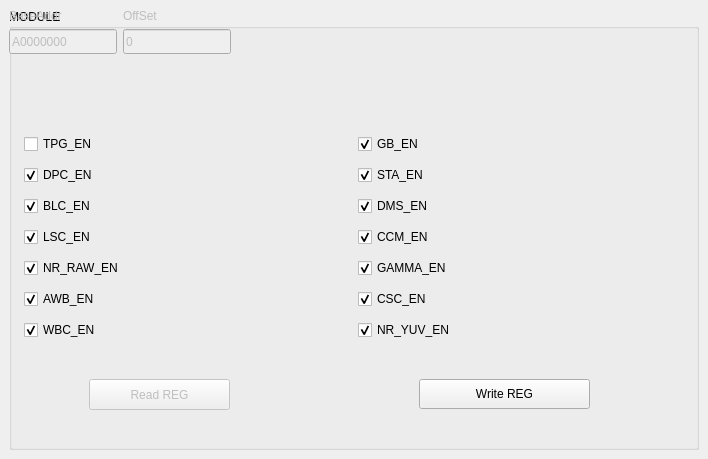
Before: the Qt Designer form Link_tab/enable_tab.ui in HuJingwen1211/MCISP, drawn with Qt 5.
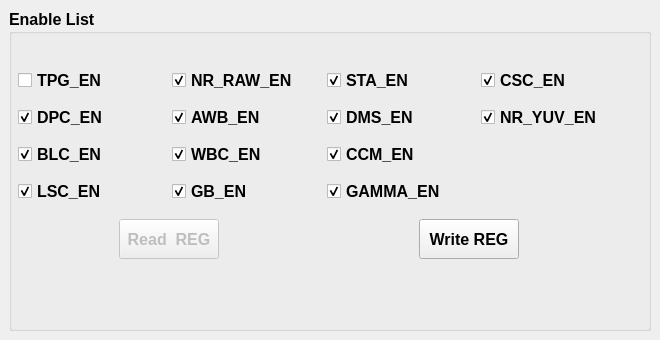
After: the same form once the commit is applied.

The edit to the form file:
```diff
--- a/Link_tab/enable_tab.ui
+++ b/Link_tab/enable_tab.ui
@@ -6,288 +6,318 @@
    <rect>
     <x>0</x>
     <y>0</y>
-    <width>708</width>
-    <height>459</height>
+    <width>660</width>
+    <height>340</height>
    </rect>
   </property>
+  <property name="minimumSize">
+   <size>
+    <width>660</width>
+    <height>340</height>
+   </size>
+  </property>
   <property name="windowTitle">
    <string>MainWindow</string>
   </property>
   <widget class="QWidget" name="centralwidget">
-   <layout class="QVBoxLayout" name="verticalLayout">
-    <item>
-     <widget class="QGroupBox" name="groupBox">
+   <layout class="QGridLayout" name="gridLayout_2">
+    <item row="0" column="0">
+     <widget class="QGroupBox" name="groupBox_2">
+      <property name="font">
+       <font>
+        <pointsize>12</pointsize>
+        <bold>true</bold>
+       </font>
+      </property>
       <property name="title">
-       <string>MODULE</string>
+       <string>Enable List</string>
       </property>
+      <widget class="QPushButton" name="cfg_btn_2">
+       <property name="enabled">
+        <bool>false</bool>
+       </property>
+       <property name="geometry">
+        <rect>
+         <x>110</x>
+         <y>210</y>
+         <width>100</width>
+         <height>40</height>
+        </rect>
+       </property>
+       <property name="minimumSize">
+        <size>
+         <width>100</width>
+         <height>40</height>
+        </size>
+       </property>
+       <property name="font">
+        <font>
+         <pointsize>12</pointsize>
+         <bold>true</bold>
+        </font>
+       </property>
+       <property name="text">
+        <string>Read  REG</string>
+       </property>
+      </widget>
       <widget class="QPushButton" name="cfg_btn">
        <property name="geometry">
         <rect>
          <x>410</x>
-         <y>370</y>
-         <width>171</width>
-         <height>30</height>
+         <y>210</y>
+         <width>100</width>
+         <height>40</height>
         </rect>
        </property>
        <property name="minimumSize">
         <size>
-         <width>0</width>
-         <height>30</height>
+         <width>100</width>
+         <height>40</height>
         </size>
        </property>
+       <property name="font">
+        <font>
+         <pointsize>12</pointsize>
+         <bold>true</bold>
+        </font>
+       </property>
        <property name="text">
         <string>Write REG</string>
        </property>
       </widget>
-      <widget class="QPushButton" name="pushButton">
-       <property name="enabled">
-        <bool>false</bool>
-       </property>
+      <widget class="QWidget" name="">
        <property name="geometry">
         <rect>
-         <x>80</x>
-         <y>370</y>
-         <width>141</width>
-         <height>31</height>
+         <x>9</x>
+         <y>53</y>
+         <width>611</width>
+         <height>151</height>
         </rect>
        </property>
-       <property name="text">
-        <string>Read REG</string>
-       </property>
-      </widget>
-      <widget class="QWidget" name="">
-       <layout class="QHBoxLayout" name="horizontalLayout">
-        <item>
-         <layout class="QVBoxLayout" name="verticalLayout_2">
-          <item>
-           <widget class="QLabel" name="label">
-            <property name="enabled">
-             <bool>false</bool>
-            </property>
-            <property name="text">
-             <string>BaseAddr</string>
-            </property>
-           </widget>
-          </item>
-          <item>
-           <widget class="QLineEdit" name="baseaddr">
-            <property name="enabled">
-             <bool>false</bool>
-            </property>
-            <property name="minimumSize">
-             <size>
-              <width>0</width>
-              <height>25</height>
-             </size>
-            </property>
-            <property name="text">
-             <string>A0000000</string>
-            </property>
-            <property name="dragEnabled">
-             <bool>false</bool>
-            </property>
-            <property name="readOnly">
-             <bool>false</bool>
-            </property>
-           </widget>
-          </item>
-         </layout>
+       <layout class="QGridLayout" name="gridLayout">
+        <item row="0" column="0">
+         <widget class="QCheckBox" name="TPG_check">
+          <property name="font">
+           <font>
+            <pointsize>12</pointsize>
+            <bold>true</bold>
+           </font>
+          </property>
+          <property name="text">
+           <string>TPG_EN</string>
+          </property>
+         </widget>
         </item>
-        <item>
-         <layout class="QVBoxLayout" name="verticalLayout_3">
-          <item>
-           <widget class="QLabel" name="label_2">
-            <property name="enabled">
-             <bool>false</bool>
-            </property>
-            <property name="text">
-             <string>OffSet</string>
-            </property>
-           </widget>
-          </item>
-          <item>
-           <widget class="QLineEdit" name="offsetaddr">
-            <property name="enabled">
-             <bool>false</bool>
-            </property>
-            <property name="minimumSize">
-             <size>
-              <width>0</width>
-              <height>25</height>
-             </size>
-            </property>
-            <property name="text">
-             <string>0</string>
-            </property>
-            <property name="dragEnabled">
-             <bool>false</bool>
-            </property>
-            <property name="readOnly">
-             <bool>false</bool>
-            </property>
-           </widget>
-          </item>
-         </layout>
+        <item row="0" column="1">
+         <widget class="QCheckBox" name="NR_RAW_check">
+          <property name="font">
+           <font>
+            <pointsize>12</pointsize>
+            <bold>true</bold>
+           </font>
+          </property>
+          <property name="text">
+           <string>NR_RAW_EN</string>
+          </property>
+          <property name="checked">
+           <bool>true</bool>
+          </property>
+         </widget>
         </item>
-       </layout>
-      </widget>
-      <widget class="QWidget" name="">
-       <property name="geometry">
-        <rect>
-         <x>15</x>
-         <y>120</y>
-         <width>661</width>
-         <height>221</height>
-        </rect>
-       </property>
-       <layout class="QHBoxLayout" name="horizontalLayout_2">
-        <item>
-         <layout class="QVBoxLayout" name="verticalLayout_4">
-          <item>
-           <widget class="QCheckBox" name="TPG_check">
-            <property name="text">
-             <string>TPG_EN</string>
-            </property>
-           </widget>
-          </item>
-          <item>
-           <widget class="QCheckBox" name="DPC_check">
-            <property name="text">
-             <string>DPC_EN</string>
-            </property>
-            <property name="checked">
-             <bool>true</bool>
-            </property>
-            <property name="tristate">
-             <bool>false</bool>
-            </property>
-           </widget>
-          </item>
-          <item>
-           <widget class="QCheckBox" name="BLC_check">
-            <property name="text">
-             <string>BLC_EN</string>
-            </property>
-            <property name="checked">
-             <bool>true</bool>
-            </property>
-           </widget>
-          </item>
-          <item>
-           <widget class="QCheckBox" name="LSC_check">
-            <property name="text">
-             <string>LSC_EN</string>
-            </property>
-            <property name="checked">
-             <bool>true</bool>
-            </property>
-           </widget>
-          </item>
-          <item>
-           <widget class="QCheckBox" name="NR_RAW_check">
-            <property name="text">
-             <string>NR_RAW_EN</string>
-            </property>
-            <property name="checked">
-             <bool>true</bool>
-            </property>
-           </widget>
-          </item>
-          <item>
-           <widget class="QCheckBox" name="AWB_check">
-            <property name="text">
-             <string>AWB_EN</string>
-            </property>
-            <property name="checked">
-             <bool>true</bool>
-            </property>
-           </widget>
-          </item>
-          <item>
-           <widget class="QCheckBox" name="WBC_check">
-            <property name="text">
-             <string>WBC_EN</string>
-            </property>
-            <property name="checked">
-             <bool>true</bool>
-            </property>
-           </widget>
-          </item>
-         </layout>
+        <item row="0" column="2">
+         <widget class="QCheckBox" name="STA_check">
+          <property name="font">
+           <font>
+            <pointsize>12</pointsize>
+            <bold>true</bold>
+           </font>
+          </property>
+          <property name="text">
+           <string>STA_EN</string>
+          </property>
+          <property name="checked">
+           <bool>true</bool>
+          </property>
+         </widget>
         </item>
-        <item>
-         <layout class="QVBoxLayout" name="verticalLayout_5">
-          <item>
-           <widget class="QCheckBox" name="GB_check">
-            <property name="text">
-             <string>GB_EN</string>
-            </property>
-            <property name="checked">
-             <bool>true</bool>
-            </property>
-           </widget>
-          </item>
-          <item>
-           <widget class="QCheckBox" name="STA_check">
-            <property name="text">
-             <string>STA_EN</string>
-            </property>
-            <property name="checked">
-             <bool>true</bool>
-            </property>
-           </widget>
-          </item>
-          <item>
-           <widget class="QCheckBox" name="DMS_check">
-            <property name="text">
-             <string>DMS_EN</string>
-            </property>
-            <property name="checked">
-             <bool>true</bool>
-            </property>
-           </widget>
-          </item>
-          <item>
-           <widget class="QCheckBox" name="CCM_check">
-            <property name="text">
-             <string>CCM_EN</string>
-            </property>
-            <property name="checked">
-             <bool>true</bool>
-            </property>
-           </widget>
-          </item>
-          <item>
-           <widget class="QCheckBox" name="GAMMA_check">
-            <property name="text">
-             <string>GAMMA_EN</string>
-            </property>
-            <property name="checked">
-             <bool>true</bool>
-            </property>
-           </widget>
-          </item>
-          <item>
-           <widget class="QCheckBox" name="CSC_check">
-            <property name="text">
-             <string>CSC_EN</string>
-            </property>
-            <property name="checked">
-             <bool>true</bool>
-            </property>
-           </widget>
-          </item>
-          <item>
-           <widget class="QCheckBox" name="NR_YUV_check">
-            <property name="text">
-             <string>NR_YUV_EN</string>
-            </property>
-            <property name="checked">
-             <bool>true</bool>
-            </property>
-           </widget>
-          </item>
-         </layout>
+        <item row="0" column="3">
+         <widget class="QCheckBox" name="CSC_check">
+          <property name="font">
+           <font>
+            <pointsize>12</pointsize>
+            <bold>true</bold>
+           </font>
+          </property>
+          <property name="text">
+           <string>CSC_EN</string>
+          </property>
+          <property name="checked">
+           <bool>true</bool>
+          </property>
+         </widget>
+        </item>
+        <item row="1" column="0">
+         <widget class="QCheckBox" name="DPC_check">
+          <property name="font">
+           <font>
+            <pointsize>12</pointsize>
+            <bold>true</bold>
+           </font>
+          </property>
+          <property name="text">
+           <string>DPC_EN</string>
+          </property>
+          <property name="checked">
+           <bool>true</bool>
+          </property>
+          <property name="tristate">
+           <bool>false</bool>
+          </property>
+         </widget>
+        </item>
+        <item row="1" column="1">
+         <widget class="QCheckBox" name="AWB_check">
+          <property name="font">
+           <font>
+            <pointsize>12</pointsize>
+            <bold>true</bold>
+           </font>
+          </property>
+          <property name="text">
+           <string>AWB_EN</string>
+          </property>
+          <property name="checked">
+           <bool>true</bool>
+          </property>
+         </widget>
+        </item>
+        <item row="1" column="2">
+         <widget class="QCheckBox" name="DMS_check">
+          <property name="font">
+           <font>
+            <pointsize>12</pointsize>
+            <bold>true</bold>
+           </font>
+          </property>
+          <property name="text">
+           <string>DMS_EN</string>
+          </property>
+          <property name="checked">
+           <bool>true</bool>
+          </property>
+         </widget>
+        </item>
+        <item row="1" column="3">
+         <widget class="QCheckBox" name="NR_YUV_check">
+          <property name="font">
+           <font>
+            <pointsize>12</pointsize>
+            <bold>true</bold>
+           </font>
+          </property>
+          <property name="text">
+           <string>NR_YUV_EN</string>
+          </property>
+          <property name="checked">
+           <bool>true</bool>
+          </property>
+         </widget>
+        </item>
+        <item row="2" column="0">
+         <widget class="QCheckBox" name="BLC_check">
+          <property name="font">
+           <font>
+            <pointsize>12</pointsize>
+            <bold>true</bold>
+           </font>
+          </property>
+          <property name="text">
+           <string>BLC_EN</string>
+          </property>
+          <property name="checked">
+           <bool>true</bool>
+          </property>
+         </widget>
+        </item>
+        <item row="2" column="1">
+         <widget class="QCheckBox" name="WBC_check">
+          <property name="font">
+           <font>
+            <pointsize>12</pointsize>
+            <bold>true</bold>
+           </font>
+          </property>
+          <property name="text">
+           <string>WBC_EN</string>
+          </property>
+          <property name="checked">
+           <bool>true</bool>
+          </property>
+         </widget>
+        </item>
+        <item row="2" column="2">
+         <widget class="QCheckBox" name="CCM_check">
+          <property name="font">
+           <font>
+            <pointsize>12</pointsize>
+            <bold>true</bold>
+           </font>
+          </property>
+          <property name="text">
+           <string>CCM_EN</string>
+          </property>
+          <property name="checked">
+           <bool>true</bool>
+          </property>
+         </widget>
+        </item>
+        <item row="3" column="0">
+         <widget class="QCheckBox" name="LSC_check">
+          <property name="font">
+           <font>
+            <pointsize>12</pointsize>
+            <bold>true</bold>
+           </font>
+          </property>
+          <property name="text">
+           <string>LSC_EN</string>
+          </property>
+          <property name="checked">
+           <bool>true</bool>
+          </property>
+         </widget>
+        </item>
+        <item row="3" column="1">
+         <widget class="QCheckBox" name="GB_check">
+          <property name="font">
+           <font>
+            <pointsize>12</pointsize>
+            <bold>true</bold>
+           </font>
+          </property>
+          <property name="text">
+           <string>GB_EN</string>
+          </property>
+          <property name="checked">
+           <bool>true</bool>
+          </property>
+         </widget>
+        </item>
+        <item row="3" column="2">
+         <widget class="QCheckBox" name="GAMMA_check">
+          <property name="font">
+           <font>
+            <pointsize>12</pointsize>
+            <bold>true</bold>
+           </font>
+          </property>
+          <property name="text">
+           <string>GAMMA_EN</string>
+          </property>
+          <property name="checked">
+           <bool>true</bool>
+          </property>
+         </widget>
         </item>
        </layout>
       </widget>
```
Left out of the diff: 4 changed lines with no effect on the pictures.
